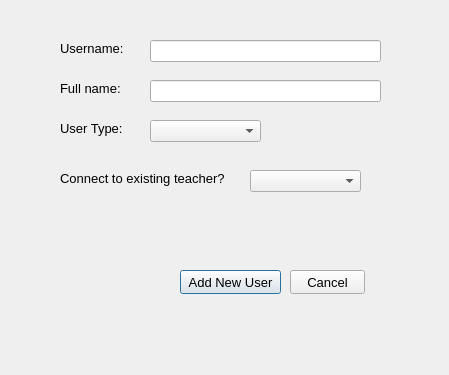
This is edituserdialog.ui in thenewcoder/school-administration-system as Qt 5 draws it before an edit. The edited form follows.
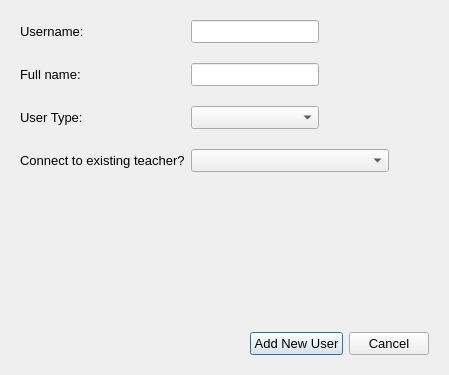
This is the edited form.

Commit message: Added layout constraints

Patch:
```diff
--- a/edituserdialog.ui
+++ b/edituserdialog.ui
@@ -18,124 +18,133 @@
   <property name="windowTitle">
    <string>Edit User</string>
   </property>
-  <widget class="QLabel" name="label">
-   <property name="geometry">
-    <rect>
-     <x>60</x>
-     <y>80</y>
-     <width>71</width>
-     <height>16</height>
-    </rect>
+  <layout class="QVBoxLayout" name="verticalLayout">
+   <property name="leftMargin">
+    <number>20</number>
    </property>
-   <property name="text">
-    <string>Full name:</string>
+   <property name="topMargin">
+    <number>20</number>
    </property>
-  </widget>
-  <widget class="QLabel" name="label_2">
-   <property name="geometry">
-    <rect>
-     <x>60</x>
-     <y>120</y>
-     <width>71</width>
-     <height>16</height>
-    </rect>
+   <property name="rightMargin">
+    <number>20</number>
    </property>
-   <property name="text">
-    <string>User Type:</string>
+   <property name="bottomMargin">
+    <number>20</number>
    </property>
-  </widget>
-  <widget class="QLabel" name="label_3">
-   <property name="geometry">
-    <rect>
-     <x>60</x>
-     <y>170</y>
-     <width>181</width>
-     <height>16</height>
-    </rect>
-   </property>
-   <property name="text">
-    <string>Connect to existing teacher?</string>
-   </property>
-  </widget>
-  <widget class="QLineEdit" name="leFullname">
-   <property name="geometry">
-    <rect>
-     <x>150</x>
-     <y>80</y>
-     <width>231</width>
-     <height>22</height>
-    </rect>
-   </property>
-  </widget>
-  <widget class="QComboBox" name="cbUserType">
-   <property name="geometry">
-    <rect>
-     <x>150</x>
-     <y>120</y>
-     <width>111</width>
-     <height>22</height>
-    </rect>
-   </property>
-  </widget>
-  <widget class="QComboBox" name="cbConnectedTeacher">
-   <property name="geometry">
-    <rect>
-     <x>250</x>
-     <y>170</y>
-     <width>111</width>
-     <height>22</height>
-    </rect>
-   </property>
-  </widget>
-  <widget class="QPushButton" name="btnAddUpdateUser">
-   <property name="geometry">
-    <rect>
-     <x>180</x>
-     <y>270</y>
-     <width>101</width>
-     <height>24</height>
-    </rect>
-   </property>
-   <property name="text">
-    <string>Add New User</string>
-   </property>
-  </widget>
-  <widget class="QPushButton" name="btnCancel">
-   <property name="geometry">
-    <rect>
-     <x>290</x>
-     <y>270</y>
-     <width>75</width>
-     <height>24</height>
-    </rect>
-   </property>
-   <property name="text">
-    <string>Cancel</string>
-   </property>
-  </widget>
-  <widget class="QLabel" name="label_4">
-   <property name="geometry">
-    <rect>
-     <x>60</x>
-     <y>40</y>
-     <width>71</width>
-     <height>16</height>
-    </rect>
-   </property>
-   <property name="text">
-    <string>Username:</string>
-   </property>
-  </widget>
-  <widget class="QLineEdit" name="leUsername">
-   <property name="geometry">
-    <rect>
-     <x>150</x>
-     <y>40</y>
-     <width>231</width>
-     <height>22</height>
-    </rect>
-   </property>
-  </widget>
+   <item>
+    <layout class="QGridLayout" name="gridLayout" columnstretch="1,2,1,0">
+     <property name="sizeConstraint">
+      <enum>QLayout::SetDefaultConstraint</enum>
+     </property>
+     <property name="verticalSpacing">
+      <number>20</number>
+     </property>
+     <item row="0" column="0">
+      <widget class="QLabel" name="label_4">
+       <property name="text">
+        <string>Username:</string>
+       </property>
+      </widget>
+     </item>
+     <item row="2" column="0">
+      <widget class="QLabel" name="label_2">
+       <property name="text">
+        <string>User Type:</string>
+       </property>
+      </widget>
+     </item>
+     <item row="1" column="0">
+      <widget class="QLabel" name="label">
+       <property name="text">
+        <string>Full name:</string>
+       </property>
+      </widget>
+     </item>
+     <item row="3" column="0">
+      <widget class="QLabel" name="label_3">
+       <property name="text">
+        <string>Connect to existing teacher?</string>
+       </property>
+      </widget>
+     </item>
+     <item row="3" column="1" colspan="2">
+      <widget class="QComboBox" name="cbConnectedTeacher"/>
+     </item>
+     <item row="0" column="3">
+      <spacer name="horizontalSpacer_3">
+       <property name="orientation">
+        <enum>Qt::Horizontal</enum>
+       </property>
+       <property name="sizeType">
+        <enum>QSizePolicy::Expanding</enum>
+       </property>
+       <property name="sizeHint" stdset="0">
+        <size>
+         <width>40</width>
+         <height>20</height>
+        </size>
+       </property>
+      </spacer>
+     </item>
+     <item row="0" column="1">
+      <widget class="QLineEdit" name="leUsername"/>
+     </item>
+     <item row="1" column="1">
+      <widget class="QLineEdit" name="leFullname"/>
+     </item>
+     <item row="2" column="1">
+      <widget class="QComboBox" name="cbUserType"/>
+     </item>
+    </layout>
+   </item>
+   <item>
+    <spacer name="verticalSpacer">
+     <property name="orientation">
+      <enum>Qt::Vertical</enum>
+     </property>
+     <property name="sizeType">
+      <enum>QSizePolicy::Expanding</enum>
+     </property>
+     <property name="sizeHint" stdset="0">
+      <size>
+       <width>20</width>
+       <height>136</height>
+      </size>
+     </property>
+    </spacer>
+   </item>
+   <item>
+    <layout class="QHBoxLayout" name="horizontalLayout">
+     <item>
+      <spacer name="horizontalSpacer">
+       <property name="orientation">
+        <enum>Qt::Horizontal</enum>
+       </property>
+       <property name="sizeHint" stdset="0">
+        <size>
+         <width>40</width>
+         <height>20</height>
+        </size>
+       </property>
+      </spacer>
+     </item>
+     <item>
+      <widget class="QPushButton" name="btnAddUpdateUser">
+       <property name="text">
+        <string>Add New User</string>
+       </property>
+      </widget>
+     </item>
+     <item>
+      <widget class="QPushButton" name="btnCancel">
+       <property name="text">
+        <string>Cancel</string>
+       </property>
+      </widget>
+     </item>
+    </layout>
+   </item>
+  </layout>
  </widget>
  <tabstops>
   <tabstop>leUsername</tabstop>
```
The commit also changes 8 other files.
